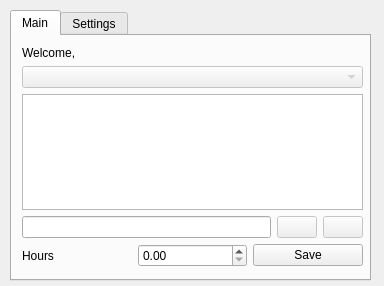
This is Widget/TimeTracker/mainwidget.ui in inspira/timely as Qt 5 draws it before an edit. The edited form follows.
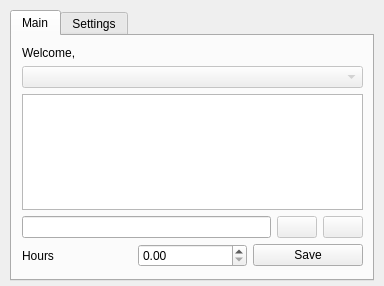
This is the edited form. Icons and pictures are not drawn.

Commit message: fixed layout width

Patch:
```diff
--- a/Widget/TimeTracker/mainwidget.ui
+++ b/Widget/TimeTracker/mainwidget.ui
@@ -40,7 +40,7 @@
     <rect>
      <x>10</x>
      <y>10</y>
-     <width>361</width>
+     <width>364</width>
      <height>271</height>
     </rect>
    </property>
```
